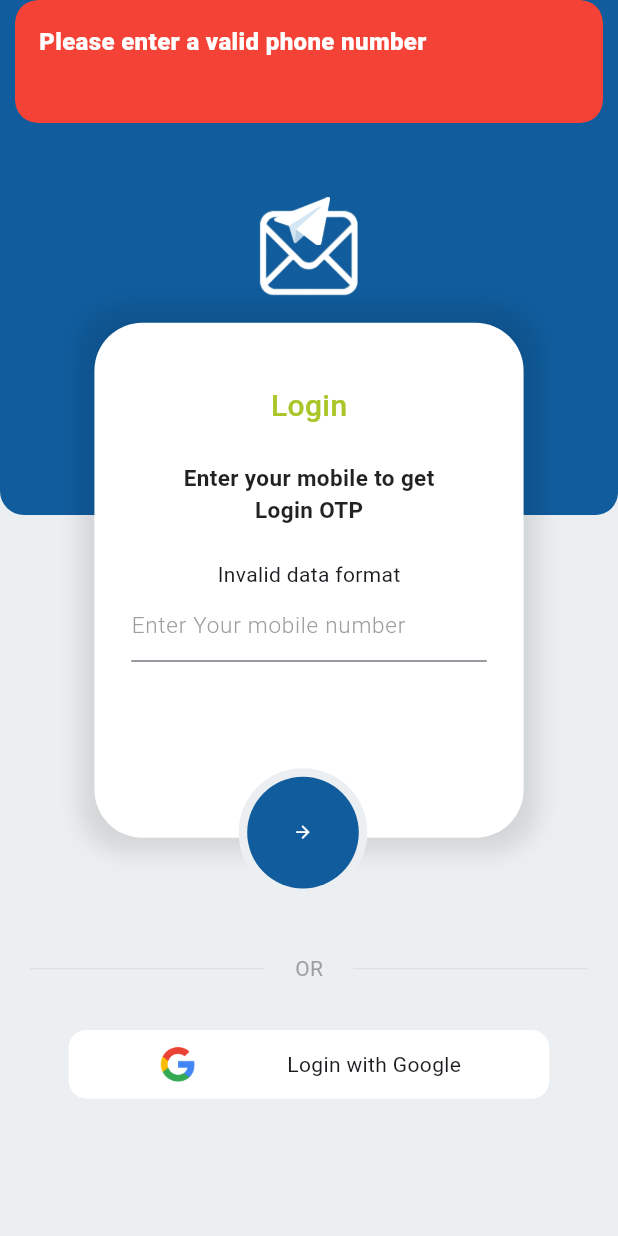
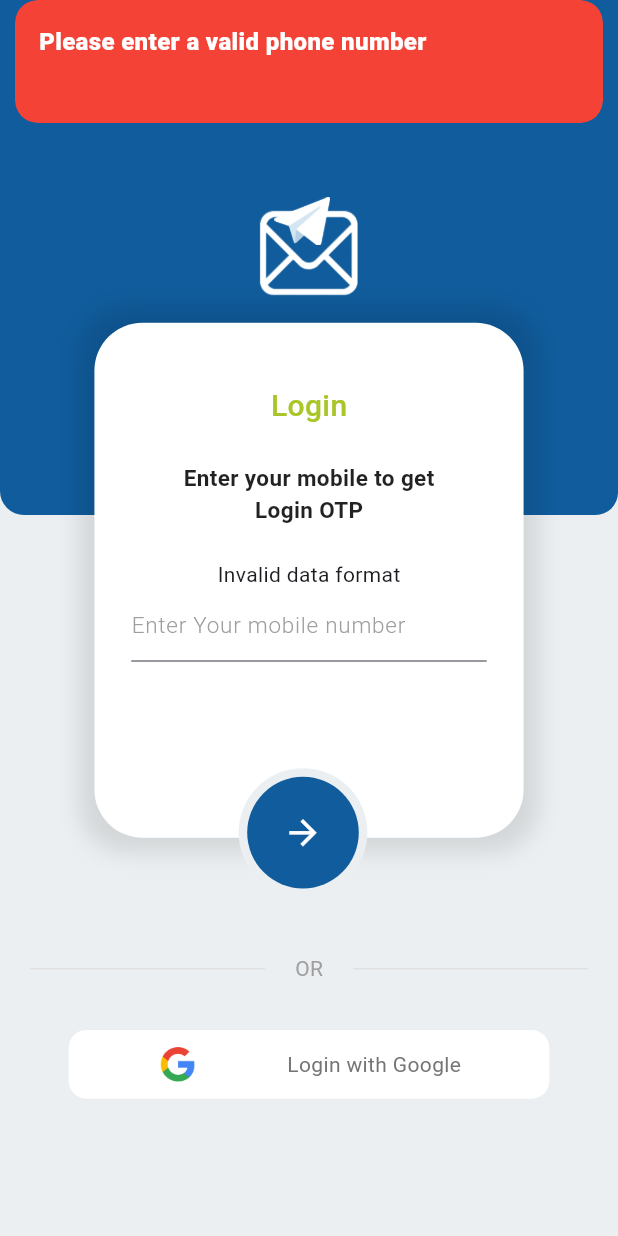
Before and after one commit to Akshaykpz/SRV_INFOTECH_MECHINE-TEST, a Flutter app: the screen it shows after launch, after a tap on the "arrow forward" icon, on a phone screen of 412 x 824 dp. Run offline on Flutter 3.47's test engine with Material 3 defaults, Android fonts, the phone set to English and light mode, and no system bars; our stand-ins replace cloud_firestore, firebase_auth, firebase_core, flutter_screenutil, get, google_fonts and 2 more; accounts and stored records are empty; network calls fail; Roboto replaces fonts that are missing (Arya).

Commit message:
all comleted

```diff
--- a/lib/views/pages/login_page.dart
+++ b/lib/views/pages/login_page.dart
@@ -11,7 +11,6 @@ import 'package:mission_test_svr_infotech/colors/colors.dart';
 import 'package:mission_test_svr_infotech/controllers/google_auth.dart';
 import 'package:mission_test_svr_infotech/controllers/login_controllers.dart';
 import 'package:mission_test_svr_infotech/views/pages/otp_verification.dart';
-import 'package:mission_test_svr_infotech/views/widgets/box_container.dart';
 
 import 'package:mission_test_svr_infotech/views/widgets/button.dart';
 import 'package:mission_test_svr_infotech/views/widgets/country_code.dart';
@@ -32,9 +31,6 @@ class LoginPage extends StatefulWidget {
 
 class _LoginPageState extends State<LoginPage> {
   bool isVerifying = false;
-  void clearText() {
-    phoneController.clearPhoneNumber();
-  }
 
   Future<void> verifyPhone() async {
     final FirebaseAuth auth = FirebaseAuth.instance;
@@ -73,6 +69,12 @@ class _LoginPageState extends State<LoginPage> {
       codeSent: codeSent,
       codeAutoRetrievalTimeout: codeAutoRetrievalTimeout,
     );
+  }
+
+  @override
+  void dispose() {
+    phoneController.dispose();
+    super.dispose();
   }
 
   @override
@@ -144,9 +146,27 @@ class _LoginPageState extends State<LoginPage> {
                   Positioned(
                       top: ScreenUtil().setHeight(210),
                       right: ScreenUtil().setWidth(151),
+                      child: Container(
+                          width: ScreenUtil().setWidth(65),
+                          height: ScreenUtil().setHeight(65),
+                          decoration: const BoxDecoration(
+                            shape: BoxShape.circle,
+                            color: AppColors.backgroundColr,
+                          ),
                           child: InkWell(
+                            child: isVerifying
+                                ? const Center(
+                                    child: CircularProgressIndicator(
+                                    color: Colors.white,
+                                  ))
+                                : const Icon(
+                                    Icons.arrow_forward,
+                                    color: Colors.white,
+                                    size: 27,
+                                  ),
                             onTap: () async {
-                        if (phoneController.phonenumber.value.length < 10) {
+                              if (phoneController.phonenumber.value.length <
+                                  10) {
                                 Get.snackbar(
                                   'Please enter a valid phone number',
                                   colorText: Colors.white,
@@ -155,33 +175,20 @@ class _LoginPageState extends State<LoginPage> {
                                   snackPosition: SnackPosition.TOP,
                                 );
                               } else {
-                          // Navigator.push(
-                          //   context,
-                          //   MaterialPageRoute(
-                          //       builder: (context) => OtpverificationView(
-                          //             // verificationId: verificationId,
-                          //             phoneNumber: phoneController.phonenumber
-                          //                 .toString(),
-                          //           )),
-                          // );
+                                setState(() {
+                                  isVerifying = true;
+                                });
+                                await Future.delayed(
+                                    const Duration(seconds: 3));
+                                log("added");
                                 phoneController.submit();
-                          await verifyPhone();
-
-                          log("added");
+                                verifyPhone();
+                                setState(() {
+                                  isVerifying = false;
+                                });
                               }
                             },
-                      child: Container(
-                          width: ScreenUtil().setWidth(65),
-                          height: ScreenUtil().setHeight(65),
-                          decoration: const BoxDecoration(
-                            shape: BoxShape.circle,
-                            color: AppColors.backgroundColr,
-                          ),
-                          child: ContainerView(
-                            isVerifying: isVerifying,
-                          )),
-                    ),
-                  ),
+                          ))),
                   Positioned(
                     bottom: 70.h,
                     left: 0,
@@ -204,6 +211,7 @@ class _LoginPageState extends State<LoginPage> {
                       height: ScreenUtil().setHeight(20),
                       text: 'Login with Google',
                       color: Colors.white,
+                      textColor: Colors.grey.shade600,
                       image:
                           'assets/kisspng-google-logo-5b02bbe210fa26.4684376415269058260696.png',
                     ),
--- a/lib/views/widgets/box_container.dart
+++ b/lib/views/widgets/box_container.dart
@@ -16,7 +16,7 @@ class _ContainerViewState extends State<ContainerView> {
   @override
   Widget build(BuildContext context) {
     double containerSize = MediaQuery.of(context).size.width * 0.1;
-    double iconSize = containerSize * 0.32;
+    double iconSize = containerSize * 0.40;
 
     return isVerifying
         ? const Center(
--- a/lib/views/widgets/button.dart
+++ b/lib/views/widgets/button.dart
@@ -1,3 +1,5 @@
+// ignore_for_file: library_private_types_in_public_api
+
 import 'package:flutter/material.dart';
 
 class MyButton extends StatefulWidget {
@@ -20,7 +22,7 @@ class MyButton extends StatefulWidget {
     this.color,
     this.fontWeight,
     this.image,
-    this.textColor, // Add textColor property
+    this.textColor,
   }) : super(key: key);
 
   @override
--- a/lib/views/widgets/country_code.dart
+++ b/lib/views/widgets/country_code.dart
@@ -5,7 +5,6 @@ import 'dart:developer';
 import 'package:flutter/material.dart';
 import 'package:get/get.dart';
 import 'package:cloud_firestore/cloud_firestore.dart';
-import 'package:mission_test_svr_infotech/views/pages/login_page.dart';
 
 class CountryController extends GetxController {
   final RxList<MapEntry<String, String>> countryEntries =
--- a/pubspec.yaml
+++ b/pubspec.yaml
@@ -45,6 +45,7 @@ dependencies:
   google_sign_in: ^6.2.1
   flutter_screenutil: ^5.9.0
   google_fonts: ^6.1.0
+  sms_autofill: ^2.3.0
 
 dev_dependencies:
   flutter_test:
```
Also changed, not shown: lib/controllers/otp_controller.dart (+0 -27 lines), lib/views/pages/otp_verification.dart (+1 -7 lines), lib/views/widgets/pinput_filed.dart (+14 -1 lines), pubspec.lock. Lines whose indentation alone changed are shown as unchanged.
